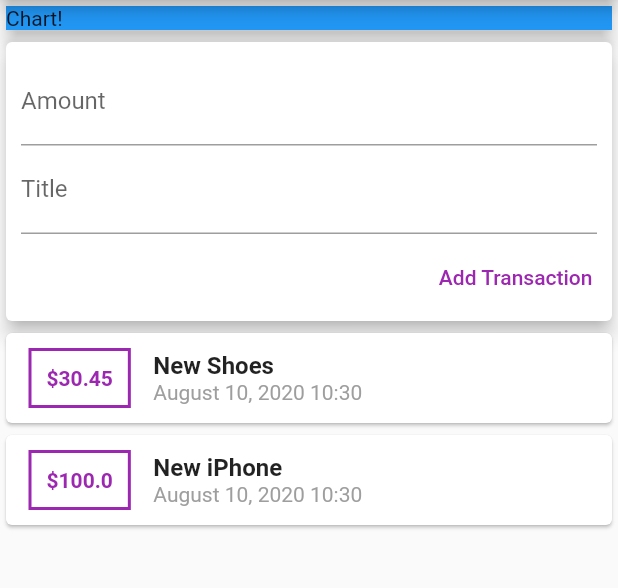
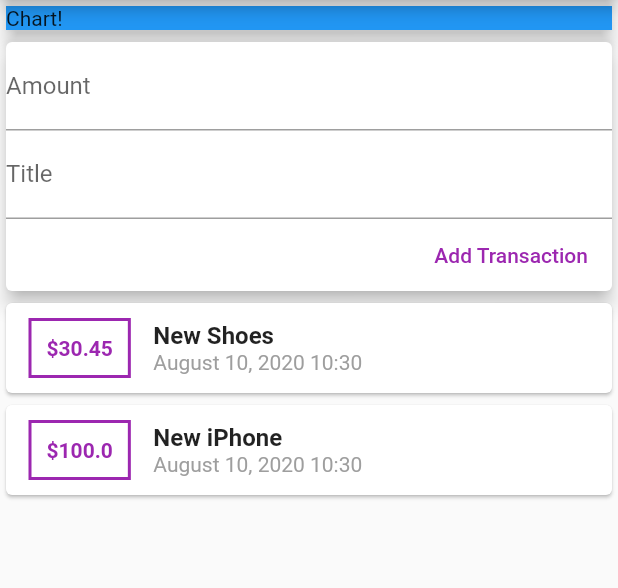
Before and after one commit to BoevMaksim/budget_calculator, a Flutter app: the screen it shows after launch, on a phone screen of 412 x 824 dp, the part 84-672 px from its top. Run offline on Flutter 3.47's test engine with Material 2 defaults, Android fonts, the phone set to English and light mode, and no system bars.

Commit message:
Refactoring code. Create custom moduls and widgets

```diff
--- a/lib/main.dart
+++ b/lib/main.dart
@@ -1,7 +1,5 @@
 import 'package:flutter/material.dart';
-
-import './transaction.dart';
-import 'package:intl/intl.dart';
+import './widgets/user_transactios.dart';
 
 void main() {
   runApp(MyApp());
@@ -18,20 +16,6 @@ class MyApp extends StatelessWidget {
 }
 
 class MyHomePage extends StatelessWidget {
-  final List<Transaction> transaction = [
-    Transaction(
-      id: 't1',
-      amount: 30.45,
-      date: DateTime.now(),
-      title: 'New Shoes',
-    ),
-    Transaction(
-      id: 't2',
-      amount: 100.00,
-      date: DateTime.now(),
-      title: 'New iPhone',
-    )
-  ];
   @override
   Widget build(BuildContext context) {
     return Scaffold(
@@ -52,77 +36,7 @@ class MyHomePage extends StatelessWidget {
               elevation: 5,
             ),
           ),
-          Card(
-            elevation: 5,
-            child: Container(
-              padding: EdgeInsets.all(10),
-              child: Column(
-                crossAxisAlignment: CrossAxisAlignment.end,
-                children: <Widget>[
-                  TextField(
-                    decoration: InputDecoration(labelText: 'Amount'),
-                  ),
-                  TextField(
-                    decoration: InputDecoration(labelText: 'Title'),
-                  ),
-                  FlatButton(
-                    onPressed: () {},
-                    textColor: Colors.purple,
-                    padding: EdgeInsets.only(top: 10.0, right: 3.0),
-                    child: Text('Add Transaction'),
-                  ),
-                ],
-              ),
-            ),
-          ),
-          Column(
-            children: transaction.map((e) {
-              return Card(
-                child: Row(
-                  children: <Widget>[
-                    Container(
-                      margin: EdgeInsets.symmetric(
-                        vertical: 10,
-                        horizontal: 15,
-                      ),
-                      decoration: BoxDecoration(
-                        border: Border.all(
-                          color: Colors.purple,
-                          width: 2,
-                        ),
-                      ),
-                      padding: EdgeInsets.all(10),
-                      child: Text(
-                        '\$${e.amount}',
-                        style: TextStyle(
-                          fontWeight: FontWeight.bold,
-                          color: Colors.purple,
-                        ),
-                      ),
-                    ),
-                    Column(
-                      crossAxisAlignment: CrossAxisAlignment.start,
-                      children: <Widget>[
-                        Text(
-                          e.title.toString(),
-                          style: TextStyle(
-                            fontWeight: FontWeight.bold,
-                            fontSize: 16.0,
-                          ),
-                        ),
-                        Text(
-                          DateFormat.yMMMMd().add_Hm().format(e.date),
-                          style: TextStyle(
-                            color: Colors.grey,
-                          ),
-                        ),
-                      ],
-                    ),
-                  ],
-                ),
-              );
-            }).toList(),
-          ),
+          UserTransactions(),
         ],
       ),
     );
--- /dev/null
+++ b/lib/widgets/new_transaction.dart
@@ -0,0 +1,34 @@
+import 'package:flutter/material.dart';
+
+class NewTransaction extends StatelessWidget {
+  final titleControler = TextEditingController();
+  final amountControler = TextEditingController();
+
+  @override
+  Widget build(BuildContext context) {
+    return Card(
+      elevation: 5,
+      child: Container(
+        child: Column(
+          crossAxisAlignment: CrossAxisAlignment.end,
+          children: <Widget>[
+            TextField(
+              decoration: InputDecoration(labelText: 'Amount'),
+              controller: amountControler,
+            ),
+            TextField(
+              decoration: InputDecoration(labelText: 'Title'),
+              controller: titleControler,
+            ),
+            FlatButton(
+              onPressed: () => print(titleControler.text),
+              textColor: Colors.purple,
+              //padding: EdgeInsets.only(top: 10.0, right: 3.0),
+              child: Text('Add Transaction'),
+            ),
+          ],
+        ),
+      ),
+    );
+  }
+}
--- /dev/null
+++ b/lib/widgets/transaction_list.dart
@@ -0,0 +1,62 @@
+import 'package:flutter/material.dart';
+import 'package:intl/intl.dart';
+
+import '../models/transaction.dart';
+
+class TransactionList extends StatelessWidget {
+  final List<Transaction> transactions;
+
+  TransactionList(this.transactions);
+
+  @override
+  Widget build(BuildContext context) {
+    return Column(
+      children: transactions.map((e) {
+        return Card(
+          child: Row(
+            children: <Widget>[
+              Container(
+                margin: EdgeInsets.symmetric(
+                  vertical: 10,
+                  horizontal: 15,
+                ),
+                decoration: BoxDecoration(
+                  border: Border.all(
+                    color: Colors.purple,
+                    width: 2,
+                  ),
+                ),
+                padding: EdgeInsets.all(10),
+                child: Text(
+                  '\$${e.amount}',
+                  style: TextStyle(
+                    fontWeight: FontWeight.bold,
+                    color: Colors.purple,
+                  ),
+                ),
+              ),
+              Column(
+                crossAxisAlignment: CrossAxisAlignment.start,
+                children: <Widget>[
+                  Text(
+                    e.title.toString(),
+                    style: TextStyle(
+                      fontWeight: FontWeight.bold,
+                      fontSize: 16.0,
+                    ),
+                  ),
+                  Text(
+                    DateFormat.yMMMMd().add_Hm().format(e.date),
+                    style: TextStyle(
+                      color: Colors.grey,
+                    ),
+                  ),
+                ],
+              ),
+            ],
+          ),
+        );
+      }).toList(),
+    );
+  }
+}
--- /dev/null
+++ b/lib/widgets/user_transactios.dart
@@ -0,0 +1,36 @@
+import 'package:flutter/material.dart';
+
+import './new_transaction.dart';
+import './transaction_list.dart';
+import '../models/transaction.dart';
+
+class UserTransactions extends StatefulWidget {
+  @override
+  _UserTransactionsState createState() => _UserTransactionsState();
+}
+
+class _UserTransactionsState extends State<UserTransactions> {
+  final List<Transaction> _userTransactions = [
+    Transaction(
+      id: 't1',
+      amount: 30.45,
+      date: DateTime.now(),
+      title: 'New Shoes',
+    ),
+    Transaction(
+      id: 't2',
+      amount: 100.00,
+      date: DateTime.now(),
+      title: 'New iPhone',
+    )
+  ];
+  @override
+  Widget build(BuildContext context) {
+    return Column(
+      children: <Widget>[
+        NewTransaction(),
+        TransactionList(_userTransactions),
+      ],
+    );
+  }
+}
```
Also changed, not shown: lib/models/transaction.dart (renamed from lib/transaction.dart).
